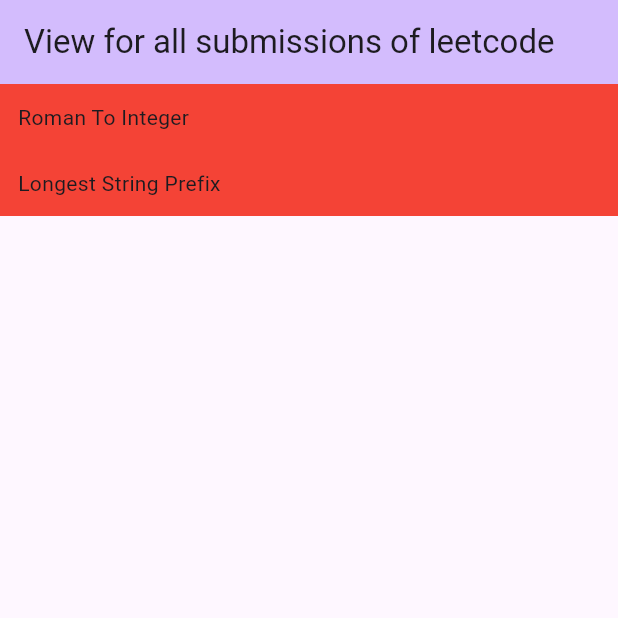
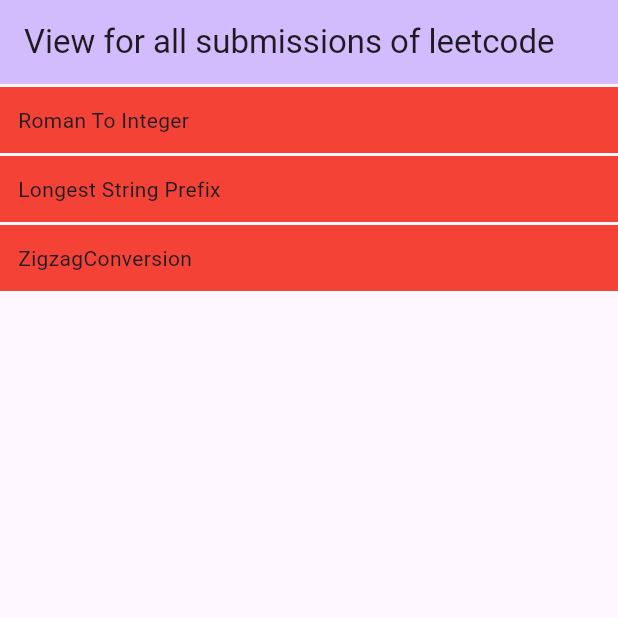
Before and after one commit to nhatquang123213/leetcode_problems, a Flutter app: the screen it shows after launch, on a phone screen of 412 x 824 dp, the top half of it. Run offline on Flutter 3.47's test engine with Material 3 defaults, Android fonts, the phone set to English and light mode, and no system bars.

Commit message:
Leetcode: Zigzag Conversion

```diff
--- a/lib/main.dart
+++ b/lib/main.dart
@@ -2,6 +2,7 @@
 import 'package:testing1/longest_common_string.dart';
 import 'package:testing1/roman_to_integer.dart';
 import 'package:testing1/sum2numbers.dart';
+import 'package:testing1/zigzag_conversion.dart';
 
 void main() {
   runApp(const MyApp());
@@ -16,21 +17,6 @@
     return MaterialApp(
       title: 'Flutter Demo',
       theme: ThemeData(
-        // This is the theme of your application.
-        //
-        // TRY THIS: Try running your application with "flutter run". You'll see
-        // the application has a purple toolbar. Then, without quitting the app,
-        // try changing the seedColor in the colorScheme below to Colors.green
-        // and then invoke "hot reload" (save your changes or press the "hot
-        // reload" button in a Flutter-supported IDE, or press "r" if you used
-        // the command line to start the app).
-        //
-        // Notice that the counter didn't reset back to zero; the application
-        // state is not lost during the reload. To reset the state, use hot
-        // restart instead.
-        //
-        // This works for code too, not just values: Most code changes can be
-        // tested with just a hot reload.
         colorScheme: ColorScheme.fromSeed(seedColor: Colors.deepPurple),
         useMaterial3: true,
       ),
@@ -42,15 +28,6 @@
 class MyHomePage extends StatefulWidget {
   const MyHomePage({super.key, required this.title});
 
-  // This widget is the home page of your application. It is stateful, meaning
-  // that it has a State object (defined below) that contains fields that affect
-  // how it looks.
-
-  // This class is the configuration for the state. It holds the values (in this
-  // case the title) provided by the parent (in this case the App widget) and
-  // used by the build method of the State. Fields in a Widget subclass are
-  // always marked "final".
-
   final String title;
 
   @override
@@ -58,36 +35,11 @@
 }
 
 class _MyHomePageState extends State<MyHomePage> {
-  int _counter = 0;
-
-  void _incrementCounter() {
-    setState(() {
-      // This call to setState tells the Flutter framework that something has
-      // changed in this State, which causes it to rerun the build method below
-      // so that the display can reflect the updated values. If we changed
-      // _counter without calling setState(), then the build method would not be
-      // called again, and so nothing would appear to happen.
-      _counter++;
-    });
-    sumTwoNodes();
-  }
-
   @override
   Widget build(BuildContext context) {
-    // This method is rerun every time setState is called, for instance as done
-    // by the _incrementCounter method above.
-    //
-    // The Flutter framework has been optimized to make rerunning build methods
-    // fast, so that you can just rebuild anything that needs updating rather
-    // than having to individually change instances of widgets.
     return Scaffold(
       appBar: AppBar(
-        // TRY THIS: Try changing the color here to a specific color (to
-        // Colors.amber, perhaps?) and trigger a hot reload to see the AppBar
-        // change color while the other colors stay the same.
         backgroundColor: Theme.of(context).colorScheme.inversePrimary,
-        // Here we take the value from the MyHomePage object that was created by
-        // the App.build method, and use it to set our appbar title.
         title: Text(widget.title),
       ),
       body: SafeArea(
@@ -98,18 +50,15 @@
             children: [
               _titleSection(
                 "Roman To Integer",
-                () => Navigator.push(
-                  context,
-                  MaterialPageRoute(builder: (context) => RomanToInteger()),
-                ),
+                () => _onTap(RomanToInteger(), context),
               ),
               _titleSection(
                 "Longest String Prefix",
-                () => Navigator.push(
-                  context,
-                  MaterialPageRoute(
-                      builder: (context) => LongestCommonString()),
-                ),
+                () => _onTap(LongestCommonString(), context),
+              ),
+              _titleSection(
+                "ZigzagConversion",
+                () => _onTap(ZigzagConversion(), context),
               ),
             ],
           ),
@@ -124,9 +73,17 @@
       child: Container(
         alignment: Alignment.centerLeft,
         color: Colors.red,
+        padding: const EdgeInsets.all(12),
+        margin: const EdgeInsets.only(top: 2),
         child: Text(title),
-        padding: EdgeInsets.all(12),
       ),
     );
   }
+
+  _onTap(Widget route, BuildContext context) {
+    Navigator.push(
+      context,
+      MaterialPageRoute(builder: (context) => route),
+    );
+  }
 }
```
Also changed, not shown: lib/zigzag_conversion.dart (added, +82 -0 lines).
